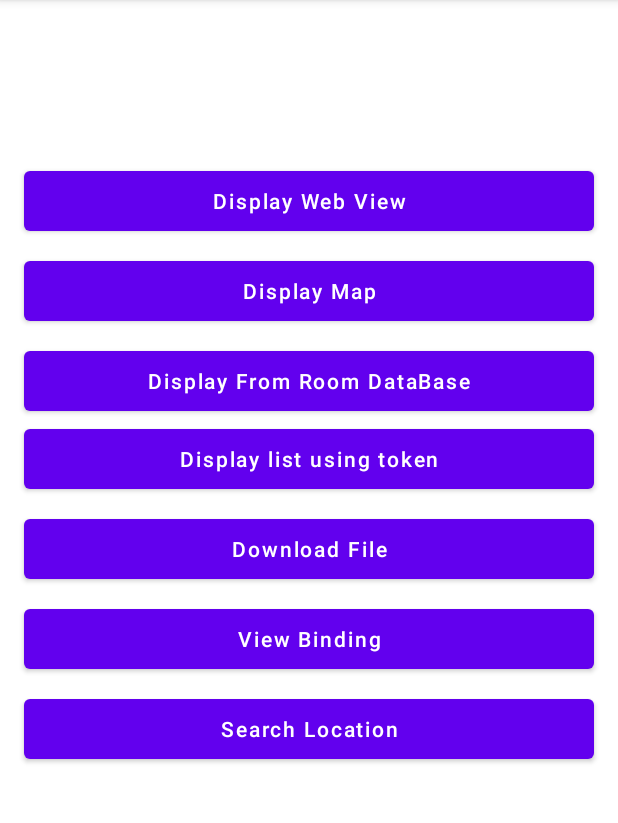
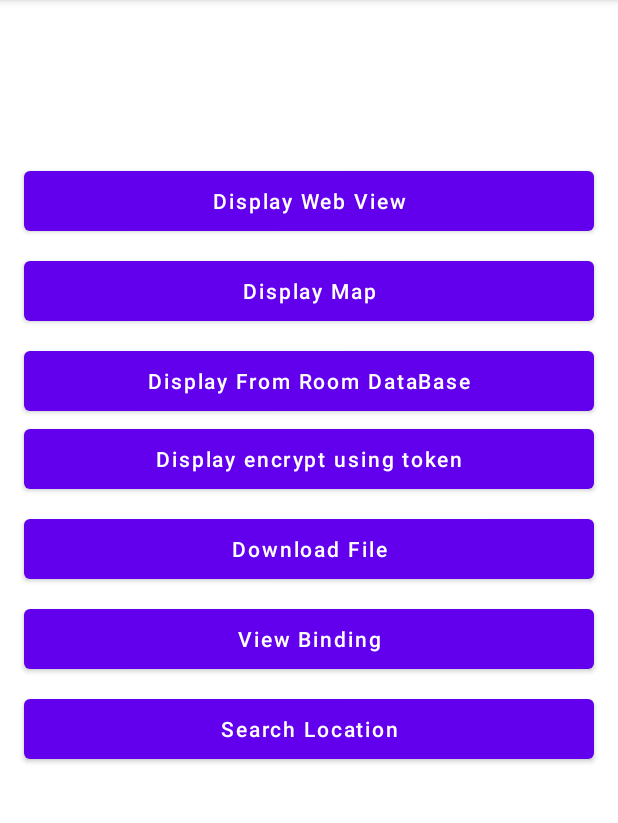
Before and after one commit to ELTEGANI/Topics, an Android app: the screen it shows after launch (MainActivity), on a phone screen of 412 x 824 dp, the part 84-907 px from its top. Run offline under Robolectric (Android 15) with nearby library versions, the phone set to English and light mode, and no system bars; our stand-ins replace Dagger/Hilt's generated code, data binding.

```diff
--- a/app/build.gradle
+++ b/app/build.gradle
@@ -50,6 +50,7 @@ dependencies {
     implementation 'androidx.lifecycle:lifecycle-viewmodel-ktx:2.3.1'
     implementation 'androidx.navigation:navigation-fragment-ktx:2.3.5'
     implementation 'androidx.navigation:navigation-ui-ktx:2.3.5'
+    implementation 'androidx.security:security-crypto-ktx:1.1.0-alpha03'
     testImplementation 'junit:junit:4.+'
     androidTestImplementation 'androidx.test.ext:junit:1.1.3'
     androidTestImplementation 'androidx.test.espresso:espresso-core:3.4.0'
--- a/app/src/main/res/layout/home_fragment.xml
+++ b/app/src/main/res/layout/home_fragment.xml
@@ -58,7 +58,7 @@
             android:layout_height="52dp"
             android:layout_marginStart="16dp"
             android:layout_marginEnd="16dp"
-            android:text="Display list using token"
+            android:text="Display encrypt using token"
             android:textAllCaps="false"
             app:layout_constraintEnd_toEndOf="parent"
             app:layout_constraintHorizontal_bias="0.0"
```
Also changed, not shown: app/src/main/java/com/example/dtc_topics/home/HomeFragment.kt (+30 -3 lines).
